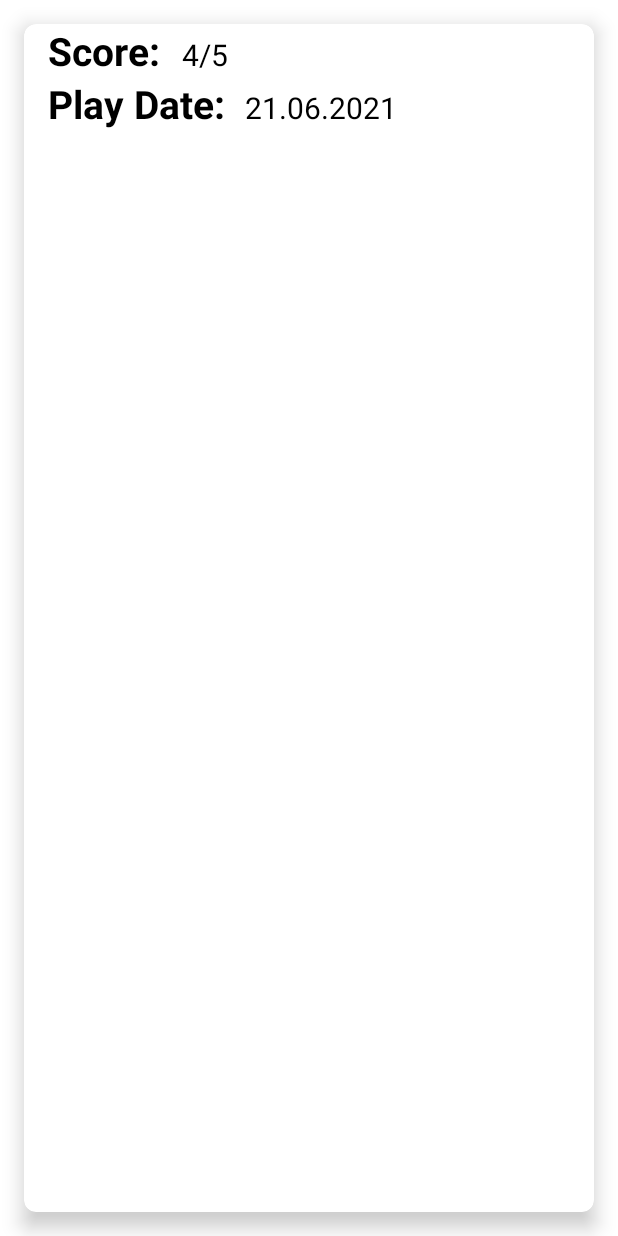
After one commit to VolkanDavsan/AndroidProject, an Android app: the layout item.xml on its own in the app's theme, with its tools: preview values and no code run, on a phone screen of 412 x 824 dp. The commit adds this screen. Run offline under Robolectric (Android 15) with nearby library versions, the phone set to English and light mode, and no system bars.

Commit message:
Score History için Recycler View ile gösterim yapıldı.

```diff
--- a/app/src/main/java/com/example/androidproject/UploadRelativeActivity.java
+++ b/app/src/main/java/com/example/androidproject/UploadRelativeActivity.java
@@ -114,7 +114,7 @@ public class UploadRelativeActivity extends AppCompatActivity {
 
     private void uploadImage() {
         final ProgressDialog pd = new ProgressDialog(this);
-        pd.setTitle("Image is uplaoding...");
+        pd.setTitle("Image is uploading...");
         pd.show();
 
         StorageReference imageRef = storageReference.child("images/" + relativeName.getText().toString() + "." + getFileExtension(imageUri));
--- /dev/null
+++ b/app/src/main/res/layout/item.xml
@@ -0,0 +1,61 @@
+<?xml version="1.0" encoding="utf-8"?>
+<androidx.cardview.widget.CardView xmlns:android="http://schemas.android.com/apk/res/android"
+    android:layout_width="match_parent"
+    android:layout_height="match_parent"
+    xmlns:app="http://schemas.android.com/apk/res-auto"
+    app:cardElevation="8dp"
+    app:cardCornerRadius="8dp"
+    android:layout_margin="16dp">
+    <LinearLayout
+        android:layout_width="wrap_content"
+        android:layout_height="wrap_content"
+        android:layout_marginLeft="16dp"
+        android:orientation="vertical">
+        <LinearLayout
+            android:layout_width="wrap_content"
+            android:layout_height="wrap_content"
+            android:layout_gravity="center_vertical"
+            android:orientation="horizontal">
+            <TextView
+                android:layout_width="wrap_content"
+                android:layout_height="wrap_content"
+                android:text="Score: "
+                android:textColor="@color/black"
+                android:textSize="26sp"
+                android:textStyle="bold"/>
+            <TextView
+                android:id="@+id/tvScore"
+                android:layout_width="wrap_content"
+                android:layout_height="wrap_content"
+                android:text="4/5"
+                android:layout_marginLeft="8dp"
+                android:textColor="@color/black"
+                android:textSize="20sp" />
+
+        </LinearLayout>
+        <LinearLayout
+            android:layout_width="wrap_content"
+            android:layout_height="wrap_content"
+            android:layout_gravity="center_vertical"
+            android:orientation="horizontal">
+            <TextView
+                android:layout_width="wrap_content"
+                android:layout_height="wrap_content"
+                android:text="Play Date:  "
+                android:textColor="@color/black"
+                android:textSize="26sp"
+                android:textStyle="bold"/>
+            <TextView
+                android:id="@+id/tvDate"
+                android:layout_width="wrap_content"
+                android:layout_height="wrap_content"
+                android:text="21.06.2021"
+                android:textColor="@color/black"
+                android:textSize="20sp" />
+
+        </LinearLayout>
+    </LinearLayout>
+
+
+
+</androidx.cardview.widget.CardView>
```
Also changed, not shown: app/src/main/AndroidManifest.xml (+6 -5 lines), app/src/main/java/com/example/androidproject/MainActivity.java (+9 -0 lines), app/src/main/java/com/example/androidproject/MyAdapter.java (added, +53 -0 lines), app/src/main/java/com/example/androidproject/QuizActivity.java (+30 -0 lines), app/src/main/java/com/example/androidproject/Score.java (added, +18 -0 lines), app/src/main/java/com/example/androidproject/ScoreHistoryActivity.java (added, +59 -0 lines), app/src/main/res/layout/activity_score_history2.xml (added, +17 -0 lines).
